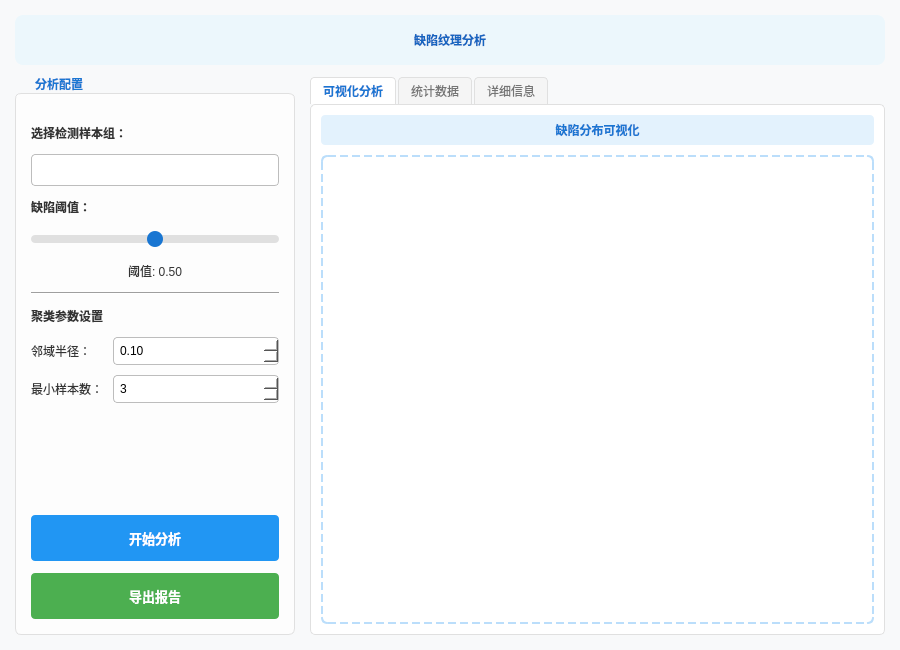
First picture: the form in ui/detect_result.ui, repository 211250243/app, before the edit.
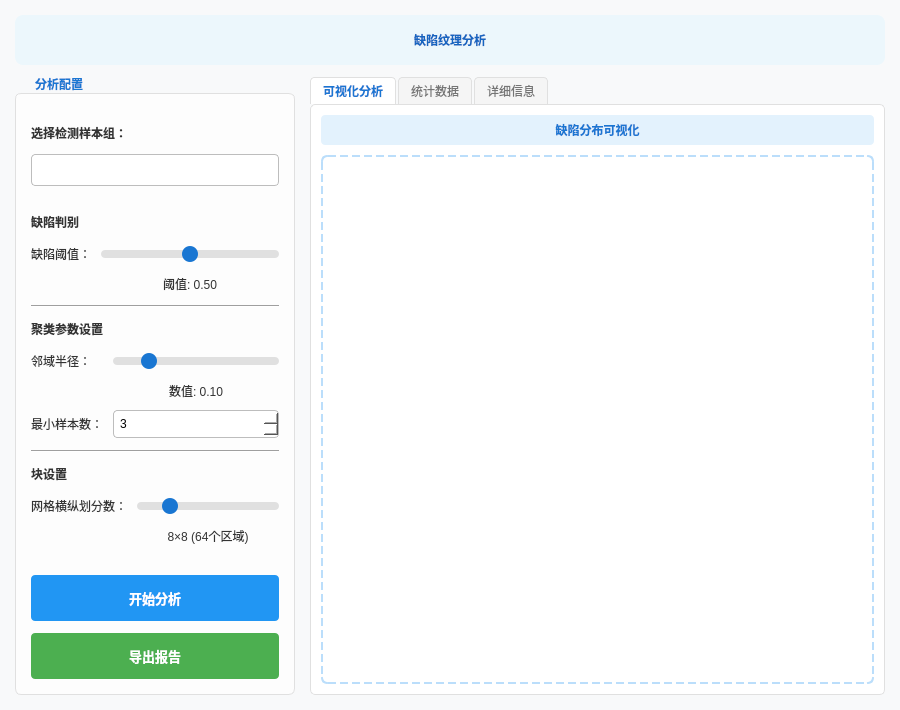
Second picture: the form after the edit. Icons and pictures are not drawn.

Commit message: 检测报告修整（还未引入deepseek）

```diff
--- a/ui/detect_result.ui
+++ b/ui/detect_result.ui
@@ -7,7 +7,7 @@
     <x>0</x>
     <y>0</y>
     <width>900</width>
-    <height>650</height>
+    <height>710</height>
    </rect>
   </property>
   <property name="windowTitle">
@@ -275,6 +275,22 @@
           </property>
          </widget>
         </item>
+        <item>
+         <spacer name="verticalSpacer_2">
+          <property name="orientation">
+           <enum>Qt::Orientation::Vertical</enum>
+          </property>
+          <property name="sizeType">
+           <enum>QSizePolicy::Policy::Fixed</enum>
+          </property>
+          <property name="sizeHint" stdset="0">
+           <size>
+            <width>20</width>
+            <height>15</height>
+           </size>
+          </property>
+         </spacer>
+        </item>
         <item>
          <widget class="QLabel" name="thresholdLabel">
           <property name="font">
@@ -285,38 +301,73 @@
            </font>
           </property>
           <property name="text">
-           <string>缺陷阈值：</string>
+           <string>缺陷判别</string>
           </property>
          </widget>
         </item>
         <item>
-         <widget class="QSlider" name="thresholdSlider">
-          <property name="maximum">
-           <number>100</number>
+         <layout class="QFormLayout" name="formLayout_3">
+          <property name="labelAlignment">
+           <set>Qt::AlignmentFlag::AlignLeading|Qt::AlignmentFlag::AlignLeft|Qt::AlignmentFlag::AlignVCenter</set>
           </property>
-          <property name="value">
-           <number>50</number>
+          <property name="formAlignment">
+           <set>Qt::AlignmentFlag::AlignHCenter|Qt::AlignmentFlag::AlignTop</set>
           </property>
-          <property name="orientation">
-           <enum>Qt::Orientation::Horizontal</enum>
+          <property name="horizontalSpacing">
+           <number>10</number>
           </property>
-          <property name="tickPosition">
-           <enum>QSlider::TickPosition::TicksBelow</enum>
-          </property>
-          <property name="tickInterval">
+          <property name="verticalSpacing">
            <number>10</number>
           </property>
-         </widget>
-        </item>
-        <item>
-         <widget class="QLabel" name="thresholdValueLabel">
-          <property name="text">
-           <string>阈值: 0.50</string>
-          </property>
-          <property name="alignment">
-           <set>Qt::AlignmentFlag::AlignCenter</set>
-          </property>
-         </widget>
+          <item row="0" column="0">
+           <widget class="QLabel" name="threshLabel">
+            <property name="font">
+             <font>
+              <family>Microsoft YaHei UI</family>
+              <pointsize>9</pointsize>
+             </font>
+            </property>
+            <property name="text">
+             <string>缺陷阈值：</string>
+            </property>
+           </widget>
+          </item>
+          <item row="0" column="1">
+           <widget class="QSlider" name="thresholdSlider">
+            <property name="minimumSize">
+             <size>
+              <width>0</width>
+              <height>22</height>
+             </size>
+            </property>
+            <property name="maximum">
+             <number>100</number>
+            </property>
+            <property name="value">
+             <number>50</number>
+            </property>
+            <property name="orientation">
+             <enum>Qt::Orientation::Horizontal</enum>
+            </property>
+            <property name="tickPosition">
+             <enum>QSlider::TickPosition::TicksBelow</enum>
+            </property>
+            <property name="tickInterval">
+             <number>10</number>
+            </property>
+           </widget>
+          </item>
+          <item row="1" column="1">
+           <widget class="QLabel" name="thresholdValueLabel">
+            <property name="text">
+             <string>阈值: 0.50</string>
+            </property>
+            <property name="alignment">
+             <set>Qt::AlignmentFlag::AlignCenter</set>
+            </property>
+           </widget>
+          </item>
+         </layout>
         </item>
         <item>
          <widget class="Line" name="line">
@@ -367,28 +418,34 @@
            </widget>
           </item>
           <item row="0" column="1">
-           <widget class="QDoubleSpinBox" name="epsSpinBox">
+           <widget class="QSlider" name="epsSlider">
             <property name="minimumSize">
              <size>
               <width>0</width>
-              <height>28</height>
+              <height>22</height>
              </size>
             </property>
             <property name="minimum">
-             <double>0.010000000000000</double>
+             <number>1</number>
             </property>
             <property name="maximum">
-             <double>0.500000000000000</double>
-            </property>
-            <property name="singleStep">
-             <double>0.010000000000000</double>
+             <number>50</number>
             </property>
             <property name="value">
-             <double>0.100000000000000</double>
+             <number>10</number>
+            </property>
+            <property name="orientation">
+             <enum>Qt::Orientation::Horizontal</enum>
+            </property>
+            <property name="tickPosition">
+             <enum>QSlider::TickPosition::TicksBelow</enum>
+            </property>
+            <property name="tickInterval">
+             <number>5</number>
             </property>
            </widget>
           </item>
-          <item row="1" column="0">
+          <item row="2" column="0">
            <widget class="QLabel" name="minSamplesLabel">
             <property name="font">
              <font>
@@ -401,7 +458,7 @@
             </property>
            </widget>
           </item>
-          <item row="1" column="1">
+          <item row="2" column="1">
            <widget class="QSpinBox" name="minSamplesSpinBox">
             <property name="minimumSize">
              <size>
@@ -420,6 +477,107 @@
             </property>
            </widget>
           </item>
+          <item row="1" column="1">
+           <widget class="QLabel" name="epsValueLabel">
+            <property name="text">
+             <string>数值: 0.10</string>
+            </property>
+            <property name="alignment">
+             <set>Qt::AlignmentFlag::AlignCenter</set>
+            </property>
+           </widget>
+          </item>
+         </layout>
+        </item>
+        <item>
+         <widget class="Line" name="line_2">
+          <property name="orientation">
+           <enum>Qt::Orientation::Horizontal</enum>
+          </property>
+         </widget>
+        </item>
+        <item>
+         <widget class="QLabel" name="patchLabel">
+          <property name="font">
+           <font>
+            <family>Microsoft YaHei UI</family>
+            <pointsize>9</pointsize>
+            <bold>true</bold>
+           </font>
+          </property>
+          <property name="text">
+           <string>块设置</string>
+          </property>
+         </widget>
+        </item>
+        <item>
+         <layout class="QFormLayout" name="formLayout_2">
+          <property name="labelAlignment">
+           <set>Qt::AlignmentFlag::AlignLeading|Qt::AlignmentFlag::AlignLeft|Qt::AlignmentFlag::AlignVCenter</set>
+          </property>
+          <property name="formAlignment">
+           <set>Qt::AlignmentFlag::AlignHCenter|Qt::AlignmentFlag::AlignTop</set>
+          </property>
+          <property name="horizontalSpacing">
+           <number>10</number>
+          </property>
+          <property name="verticalSpacing">
+           <number>10</number>
+          </property>
+          <item row="0" column="0">
+           <widget class="QLabel" name="patchSizeLabel">
+            <property name="font">
+             <font>
+              <family>Microsoft YaHei UI</family>
+              <pointsize>9</pointsize>
+             </font>
+            </property>
+            <property name="text">
+             <string>网格横纵划分数：</string>
+            </property>
+           </widget>
+          </item>
+          <item row="0" column="1">
+           <widget class="QSlider" name="gridSizeSlider">
+            <property name="minimumSize">
+             <size>
+              <width>0</width>
+              <height>22</height>
+             </size>
+            </property>
+            <property name="toolTip">
+             <string>将图像划分为 N×N 个网格 (例如：8表示分为8×8=64个区域)</string>
+            </property>
+            <property name="minimum">
+             <number>4</number>
+            </property>
+            <property name="maximum">
+             <number>24</number>
+            </property>
+            <property name="value">
+             <number>8</number>
+            </property>
+            <property name="orientation">
+             <enum>Qt::Orientation::Horizontal</enum>
+            </property>
+            <property name="tickPosition">
+             <enum>QSlider::TickPosition::TicksBelow</enum>
+            </property>
+            <property name="tickInterval">
+             <number>4</number>
+            </property>
+           </widget>
+          </item>
+          <item row="1" column="1">
+           <widget class="QLabel" name="gridSizeValueLabel">
+            <property name="text">
+             <string>8×8 (64个区域)</string>
+            </property>
+            <property name="alignment">
+             <set>Qt::AlignmentFlag::AlignCenter</set>
+            </property>
+           </widget>
+          </item>
          </layout>
         </item>
         <item>
@@ -430,7 +588,7 @@
           <property name="sizeHint" stdset="0">
            <size>
             <width>20</width>
-            <height>40</height>
+            <height>10</height>
            </size>
           </property>
          </spacer>
```
Left out of the diff: 3 changed lines with no effect on the pictures. The commit also changes 2 other files.
